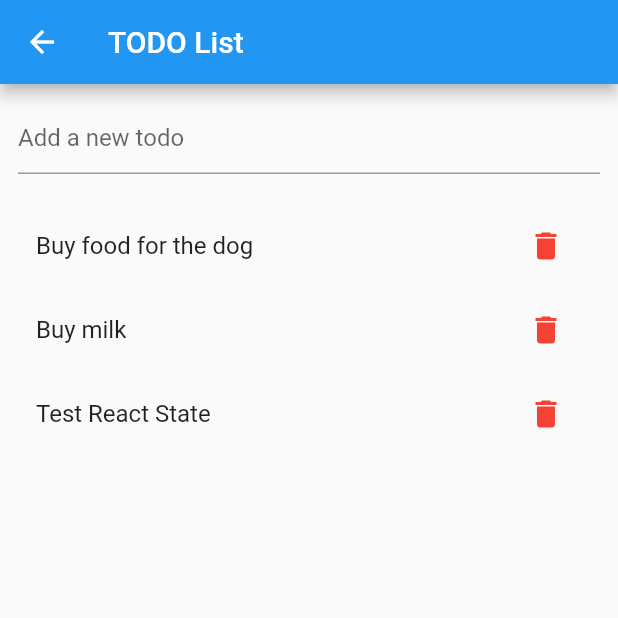
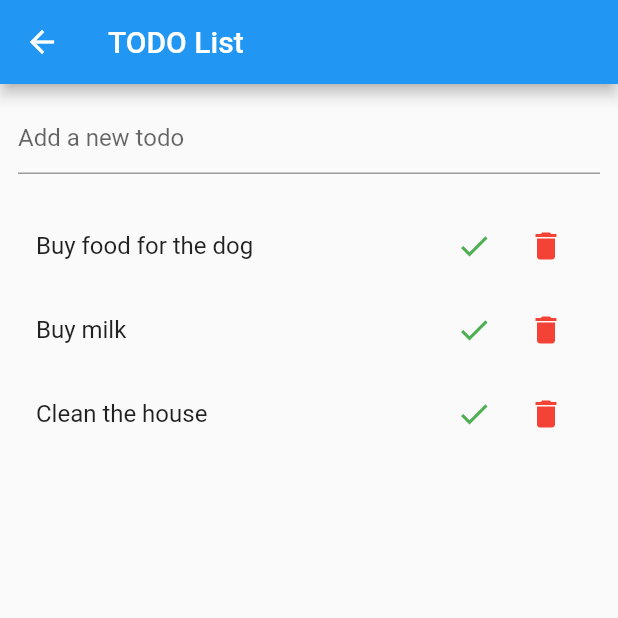
Before and after one commit to donelli/react_state, a Flutter app: the TodoListExample screen opened directly, on a phone screen of 412 x 824 dp, the top half of it. Run offline on Flutter 3.47's test engine with Material 2 defaults, Android fonts, the phone set to English and light mode, and no system bars.

Commit message:
feat: improve todo example

```diff
--- a/example/lib/examples/to_do_list_example.dart
+++ b/example/lib/examples/to_do_list_example.dart
@@ -1,4 +1,5 @@
 import 'package:flutter/material.dart';
+import 'package:collection/collection.dart';
 import 'package:react_state/react_state.dart';
 
 class TodoListExample extends StatefulWidget {
@@ -12,11 +13,16 @@ class _TodoListExampleState extends State<TodoListExample> {
   final todos = <String>[
     "Buy food for the dog",
     "Buy milk",
-    "Test React State",
+    "Clean the house",
   ].ref;
-  final completedTodos = [].ref;
+  final completedTodos = <String>[].ref;
 
   final textEditingController = TextEditingController();
+
+  void _onTodoCompleted(int index) {
+    final todo = todos.removeAt(index);
+    completedTodos.insert(0, todo);
+  }
 
   @override
   Widget build(BuildContext context) {
@@ -42,22 +48,57 @@ class _TodoListExampleState extends State<TodoListExample> {
           Expanded(
             child: SingleChildScrollView(
               padding: const EdgeInsets.all(8),
-              child: React(() {
+              child: Column(
+                children: [
+                  React(() {
                     return Column(
                       children: todos
-                      .map(
-                        (todo) => ListTile(
+                          .mapIndexed(
+                            (index, todo) => ListTile(
                               title: Text(todo),
-                          trailing: IconButton(
+                              trailing: Row(
+                                mainAxisSize: MainAxisSize.min,
+                                children: [
+                                  IconButton(
+                                    icon: const Icon(Icons.check),
+                                    color: Colors.green,
+                                    onPressed: () => _onTodoCompleted(index),
+                                  ),
+                                  IconButton(
                                     icon: const Icon(Icons.delete),
                                     color: Colors.red,
-                            onPressed: () => todos.remove(todo),
+                                    onPressed: () => todos.removeAt(index),
+                                  ),
+                                ],
                               ),
                             ),
                           )
                           .toList(),
                     );
                   }),
+                  React(() {
+                    final completedTodos = this.completedTodos.value;
+
+                    if (completedTodos.isEmpty) {
+                      return const SizedBox.shrink();
+                    }
+
+                    return Column(
+                      children: [
+                        const Divider(height: 24),
+                        Text('Completed todos (${completedTodos.length})'),
+                        ...completedTodos
+                            .mapIndexed(
+                              (index, todo) => ListTile(
+                                title: Text(todo),
+                              ),
+                            )
+                            .toList(),
+                      ],
+                    );
+                  }),
+                ],
+              ),
             ),
           ),
         ],
--- a/example/pubspec.yaml
+++ b/example/pubspec.yaml
@@ -39,6 +39,7 @@ dependencies:
 
   react_state:
     path: ../
+  collection: ^1.16.0
 
 dev_dependencies:
   flutter_test:
```
Also changed, not shown: example/pubspec.lock. Lines whose indentation alone changed are shown as unchanged.
